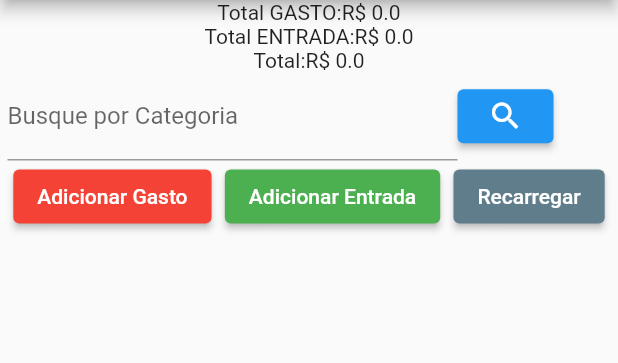
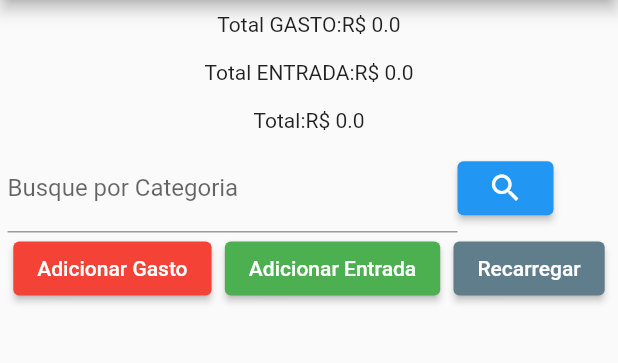
Before and after one commit to bernardo2512/controle_financeiro, a Flutter app: the screen it shows after launch, on a phone screen of 412 x 824 dp, the part 84-447 px from its top. Run offline on Flutter 3.47's test engine with Material 2 defaults, Android fonts, the phone set to English and light mode, and no system bars; our stand-ins replace sqflite; accounts and stored records are empty.

Commit message:
ajustes no padding

```diff
--- a/lib/screens/home_screen/home_screen.dart
+++ b/lib/screens/home_screen/home_screen.dart
@@ -40,9 +40,18 @@ class _HomeScreenState extends State<HomeScreen> {
         Center(
           child: Column(
             children: [
-              Text("Total GASTO:R\$ ${somatorioGasto / 100}"),
-              Text("Total ENTRADA:R\$ ${somatorioEntrada / 100}"),
-              Text("Total:R\$ ${(somatorioEntrada - somatorioGasto) / 100}"),
+              Padding(
+                padding: const EdgeInsets.all(8.0),
+                child: Text("Total GASTO:R\$ ${somatorioGasto / 100}"),
+              ),
+              Padding(
+                padding: const EdgeInsets.all(8.0),
+                child: Text("Total ENTRADA:R\$ ${somatorioEntrada / 100}"),
+              ),
+              Padding(
+                padding: const EdgeInsets.all(8.0),
+                child: Text("Total:R\$ ${(somatorioEntrada - somatorioGasto) / 100}"),
+              ),
             ],
           ),
         ),
```
